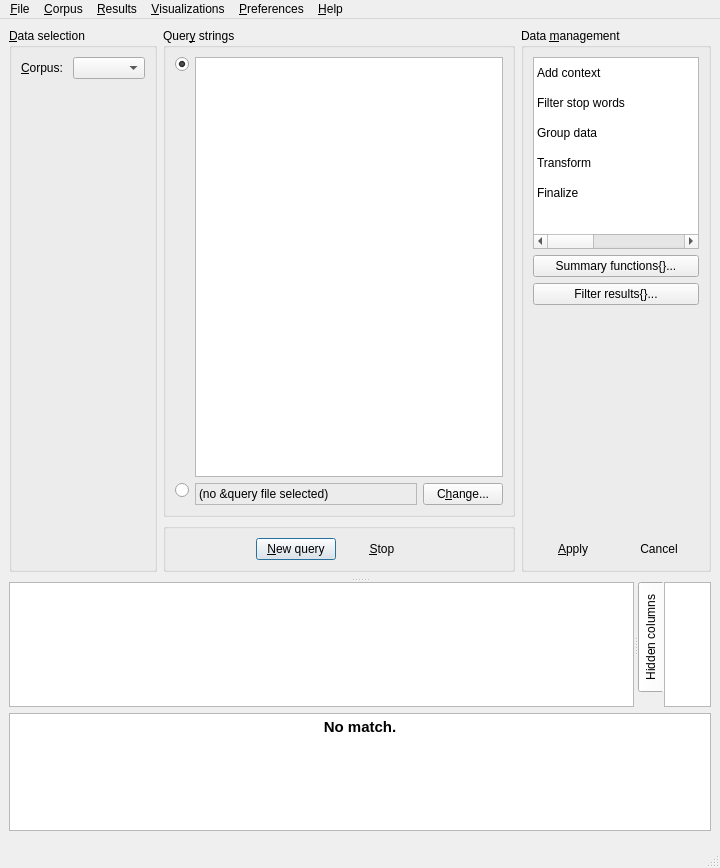
First picture: the form in coquery/gui/ui/coquery.ui, repository gkunter/coquery, before the edit.
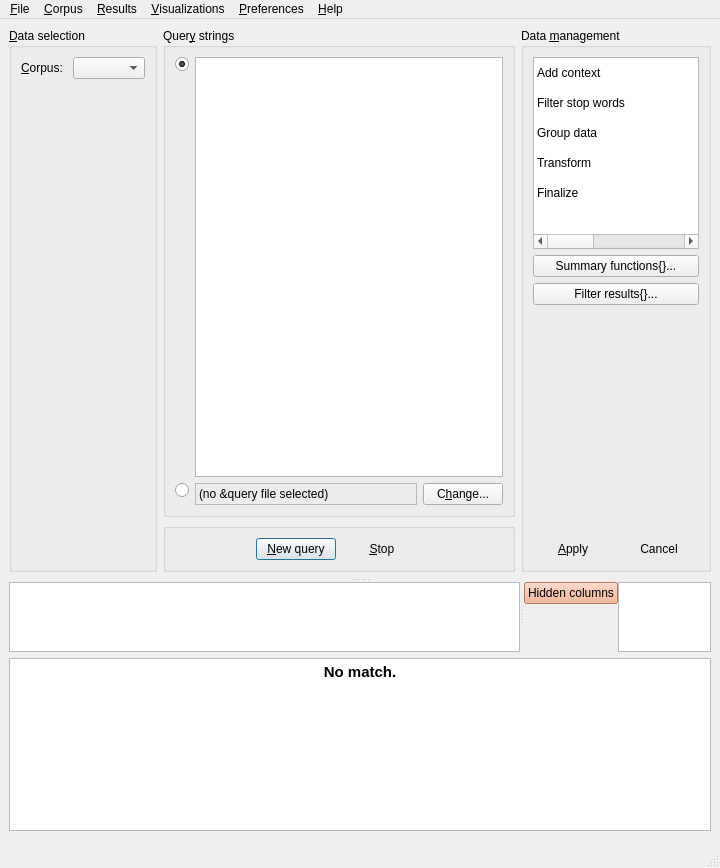
Second picture: the form after the edit. Icons and pictures are not drawn. Custom widgets are drawn as their Qt base class.

Commit message: Make 'Hidden column' table more user-friendly. Fixes Issue #209

```diff
--- a/coquery/gui/ui/coquery.ui
+++ b/coquery/gui/ui/coquery.ui
@@ -751,7 +751,7 @@
        </layout>
       </widget>
       <widget class="QWidget" name="layoutWidget">
-       <layout class="QVBoxLayout" name="verticalLayout_15">
+       <layout class="QVBoxLayout" name="verticalLayout_3" stretch="1,0,0">
         <item>
          <widget class="QSplitter" name="splitter_columns">
           <property name="orientation">
@@ -789,21 +789,51 @@
             <enum>QAbstractItemView::ScrollPerPixel</enum>
            </property>
           </widget>
-          <widget class="QTabWidget" name="widget_hidden_columns">
+          <widget class="QWidget" name="widget_hidden_columns" native="true">
+           <layout class="QHBoxLayout" name="horizontalLayout_6" stretch="0,1">
+            <property name="spacing">
+             <number>0</number>
+            </property>
+            <property name="margin">
+             <number>0</number>
+            </property>
+            <item>
+             <layout class="QVBoxLayout" name="verticalLayout_8">
+              <property name="spacing">
+               <number>0</number>
+              </property>
+              <item>
+               <widget class="CoqRotatedButton" name="button_toggle_hidden">
+                <property name="sizePolicy">
+                 <sizepolicy hsizetype="Fixed" vsizetype="Fixed">
+                  <horstretch>0</horstretch>
+                  <verstretch>0</verstretch>
+                 </sizepolicy>
+                </property>
            <property name="styleSheet">
-            <string notr="true">QTabWidget::pane { border: 0; }</string>
-           </property>
-           <property name="tabPosition">
-            <enum>QTabWidget::West</enum>
-           </property>
-           <widget class="QWidget" name="tab">
-            <attribute name="title">
+                 <string notr="true">color: rgb(0, 0, 0);
+background-color: rgb(244, 165, 130);</string>
+                </property>
+                <property name="text">
              <string>Hidden columns</string>
-            </attribute>
-            <layout class="QVBoxLayout" name="verticalLayout_3">
-             <property name="margin">
-              <number>0</number>
-             </property>
+                </property>
+               </widget>
+              </item>
+              <item>
+               <spacer name="verticalSpacer_5">
+                <property name="orientation">
+                 <enum>Qt::Vertical</enum>
+                </property>
+                <property name="sizeHint" stdset="0">
+                 <size>
+                  <width>0</width>
+                  <height>0</height>
+                 </size>
+                </property>
+               </spacer>
+              </item>
+             </layout>
+            </item>
              <item>
               <widget class="CoqHiddenResultsTable" name="hidden_columns">
                <property name="sizePolicy">
@@ -838,7 +868,6 @@
             </layout>
            </widget>
           </widget>
-         </widget>
         </item>
         <item>
          <widget class="QTextEdit" name="text_no_match">
@@ -863,15 +892,15 @@
           </property>
          </widget>
         </item>
-       </layout>
-      </widget>
-     </widget>
-    </item>
     <item>
      <widget class="CoqFindWidget" name="widget_find" native="true"/>
     </item>
    </layout>
   </widget>
+     </widget>
+    </item>
+   </layout>
+  </widget>
   <widget class="QMenuBar" name="menubar">
    <property name="geometry">
     <rect>
@@ -1582,6 +1611,11 @@
    <header>..findwidget</header>
    <container>1</container>
   </customwidget>
+  <customwidget>
+   <class>CoqRotatedButton</class>
+   <extends>QPushButton</extends>
+   <header>..classes</header>
+  </customwidget>
  </customwidgets>
  <resources/>
  <connections/>
```
Lines whose indentation alone changed are shown as unchanged. The commit also changes 2 other files.
